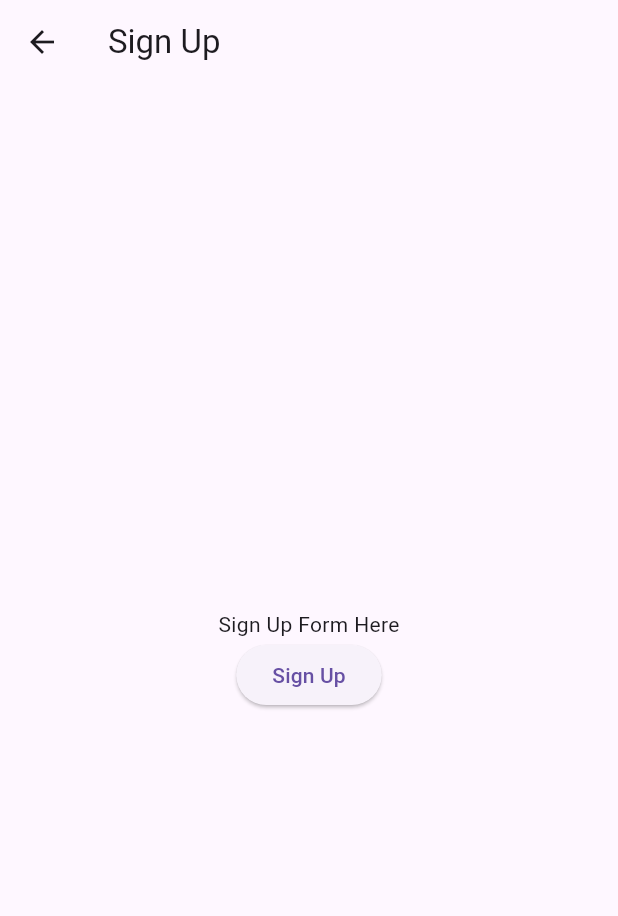
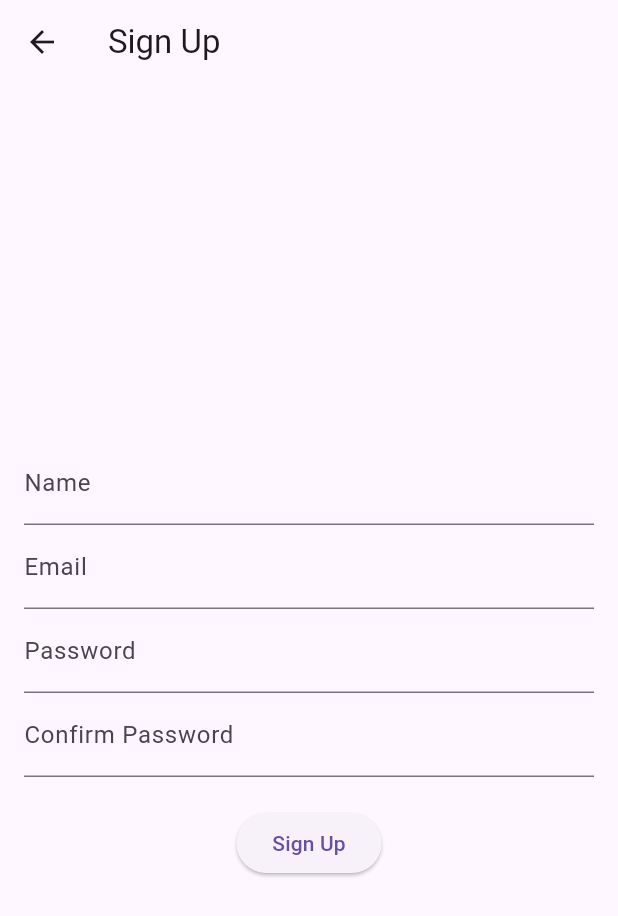
Before and after one commit to calmestend/app-flutter, a Flutter app: the screen it shows after launch, after a tap on "Create an Account", on a phone screen of 412 x 824 dp. Shown: the top 916 px of the screen. Run offline on Flutter 3.47's test engine with Material 3 defaults, Android fonts, the phone set to English and light mode, and no system bars; our stand-ins replace shared_preferences.

Commit message:
add basic sign up

```diff
--- a/lib/main.dart
+++ b/lib/main.dart
@@ -2,6 +2,8 @@ import 'package:flutter/material.dart';
 import 'screens/sign_up_screen.dart';
 import 'screens/sign_in_screen.dart';
 import 'screens/main_screen.dart';
+import 'package:provider/provider.dart';
+import 'providers/auth_provider.dart';
 
 void main() {
   runApp(MyApp());
@@ -12,18 +14,25 @@ class MyApp extends StatelessWidget {
 
   @override
   Widget build(BuildContext context) {
-    return MaterialApp(
+    return MultiProvider(
+      providers: [
+        ChangeNotifierProvider(create: (ctx) => AuthProvider()),
+      ],
+      child: Consumer<AuthProvider>(
+        builder: (ctx, auth, _) => MaterialApp(
           title: 'Flutter Navigation',
           theme: ThemeData(
             primarySwatch: Colors.blue,
           ),
-      home: HomeScreen(),
+          home: auth.isAuthenticated ? MainScreen() : HomeScreen(),
           routes: {
             '/signup': (context) => SignUpScreen(),
             '/signin': (context) => SignInScreen(),
             '/home': (context) => HomeScreen(),
             '/main': (context) => MainScreen(),
           },
+        ),
+      ),
     );
   }
 }
--- a/lib/screens/sign_up_screen.dart
+++ b/lib/screens/sign_up_screen.dart
@@ -1,26 +1,120 @@
 import 'package:flutter/material.dart';
+import 'package:provider/provider.dart';
+import 'package:http/http.dart' as http;
+import 'dart:convert';
+import '../providers/auth_provider.dart';
 
-class SignUpScreen extends StatelessWidget {
+class SignUpScreen extends StatefulWidget {
+  @override
+  _SignUpScreenState createState() => _SignUpScreenState();
+}
+
+class _SignUpScreenState extends State<SignUpScreen> {
+  final _formKey = GlobalKey<FormState>();
+  final TextEditingController _nameController = TextEditingController();
+  final TextEditingController _emailController = TextEditingController();
+  final TextEditingController _passwordController = TextEditingController();
+  final TextEditingController _confirmPasswordController = TextEditingController();
+
+  Future<void> _register() async {
+    if (_formKey.currentState!.validate()) {
+      final response = await http.post(
+        Uri.parse('http://tu-dominio.com/api/register'),
+        headers: <String, String>{
+          'Content-Type': 'application/json; charset=UTF-8',
+        },
+        body: jsonEncode(<String, String>{
+          'name': _nameController.text,
+          'email': _emailController.text,
+          'password': _passwordController.text,
+          'password_confirmation': _confirmPasswordController.text,
+        }),
+      );
+
+      if (response.statusCode == 201) {
+        final responseData = json.decode(response.body);
+        Provider.of<AuthProvider>(context, listen: false).login(responseData['token']);
+        Navigator.pushReplacementNamed(context, '/main');
+      } else {
+        // Manejar el error
+        ScaffoldMessenger.of(context).showSnackBar(
+          SnackBar(content: Text('Failed to register. Please try again.')),
+        );
+      }
+    }
+  }
+
   @override
   Widget build(BuildContext context) {
     return Scaffold(
       appBar: AppBar(
         title: Text('Sign Up'),
       ),
-      body: Center(
+      body: Padding(
+        padding: const EdgeInsets.all(16.0),
+        child: Form(
+          key: _formKey,
           child: Column(
             mainAxisAlignment: MainAxisAlignment.center,
             children: <Widget>[
-            Text('Sign Up Form Here'),
+              TextFormField(
+                controller: _nameController,
+                decoration: InputDecoration(labelText: 'Name'),
+                validator: (value) {
+                  if (value == null || value.isEmpty) {
+                    return 'Please enter your name';
+                  }
+                  return null;
+                },
+              ),
+              TextFormField(
+                controller: _emailController,
+                decoration: InputDecoration(labelText: 'Email'),
+                keyboardType: TextInputType.emailAddress,
+                validator: (value) {
+                  if (value == null || value.isEmpty) {
+                    return 'Please enter your email';
+                  }
+                  if (!RegExp(r'^[^@]+@[^@]+\.[^@]+').hasMatch(value)) {
+                    return 'Please enter a valid email address';
+                  }
+                  return null;
+                },
+              ),
+              TextFormField(
+                controller: _passwordController,
+                decoration: InputDecoration(labelText: 'Password'),
+                obscureText: true,
+                validator: (value) {
+                  if (value == null || value.isEmpty) {
+                    return 'Please enter your password';
+                  }
+                  return null;
+                },
+              ),
+              TextFormField(
+                controller: _confirmPasswordController,
+                decoration: InputDecoration(labelText: 'Confirm Password'),
+                obscureText: true,
+                validator: (value) {
+                  if (value == null || value.isEmpty) {
+                    return 'Please confirm your password';
+                  }
+                  if (value != _passwordController.text) {
+                    return 'Passwords do not match';
+                  }
+                  return null;
+                },
+              ),
+              SizedBox(height: 20),
               ElevatedButton(
-              onPressed: () {
-                Navigator.pushReplacementNamed(context, '/main');
-              },
+                onPressed: _register,
                 child: Text('Sign Up'),
               ),
             ],
           ),
         ),
+      ),
     );
   }
 }
--- a/pubspec.yaml
+++ b/pubspec.yaml
@@ -34,6 +34,9 @@ dependencies:
   # The following adds the Cupertino Icons font to your application.
   # Use with the CupertinoIcons class for iOS style icons.
   cupertino_icons: ^1.0.8
+  http: ^1.3.0
+  shared_preferences: ^2.5.3
+  provider: ^6.1.4
 
 dev_dependencies:
   flutter_test:
```
Also changed, not shown: lib/providers/auth_provider.dart (added, +33 -0 lines), pubspec.lock, 1 other file. Lines whose indentation alone changed are shown as unchanged.
